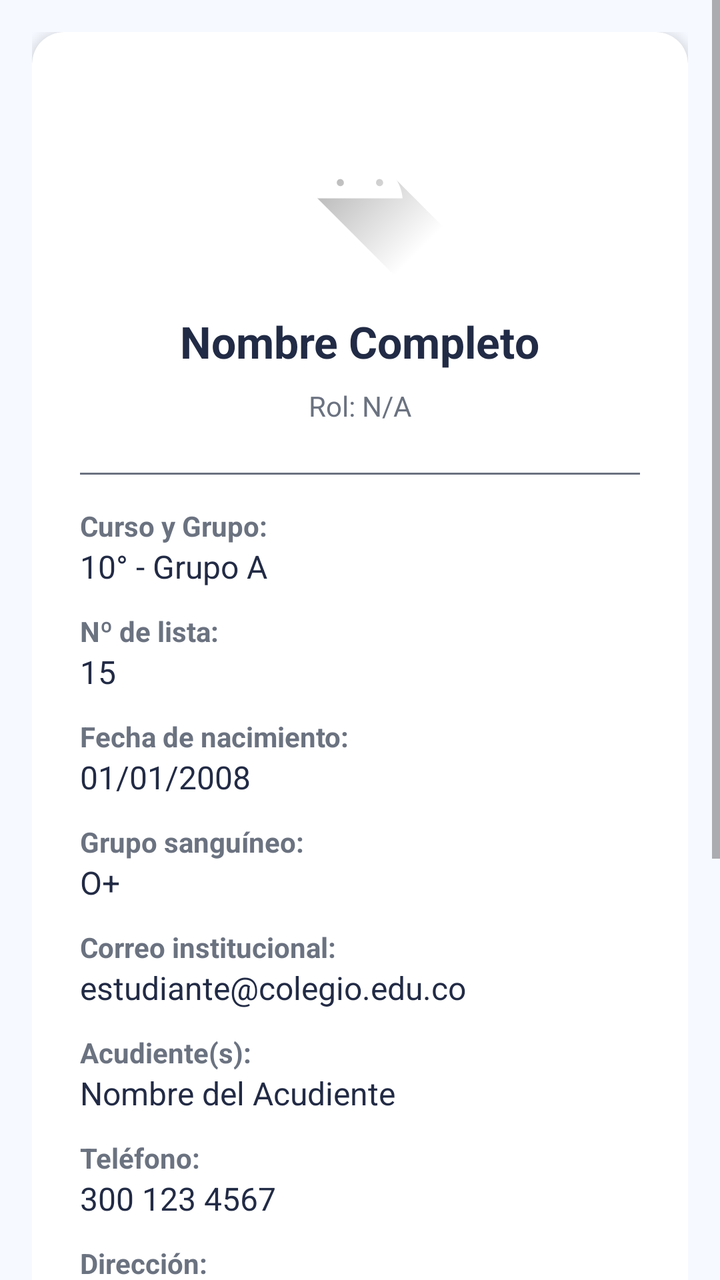
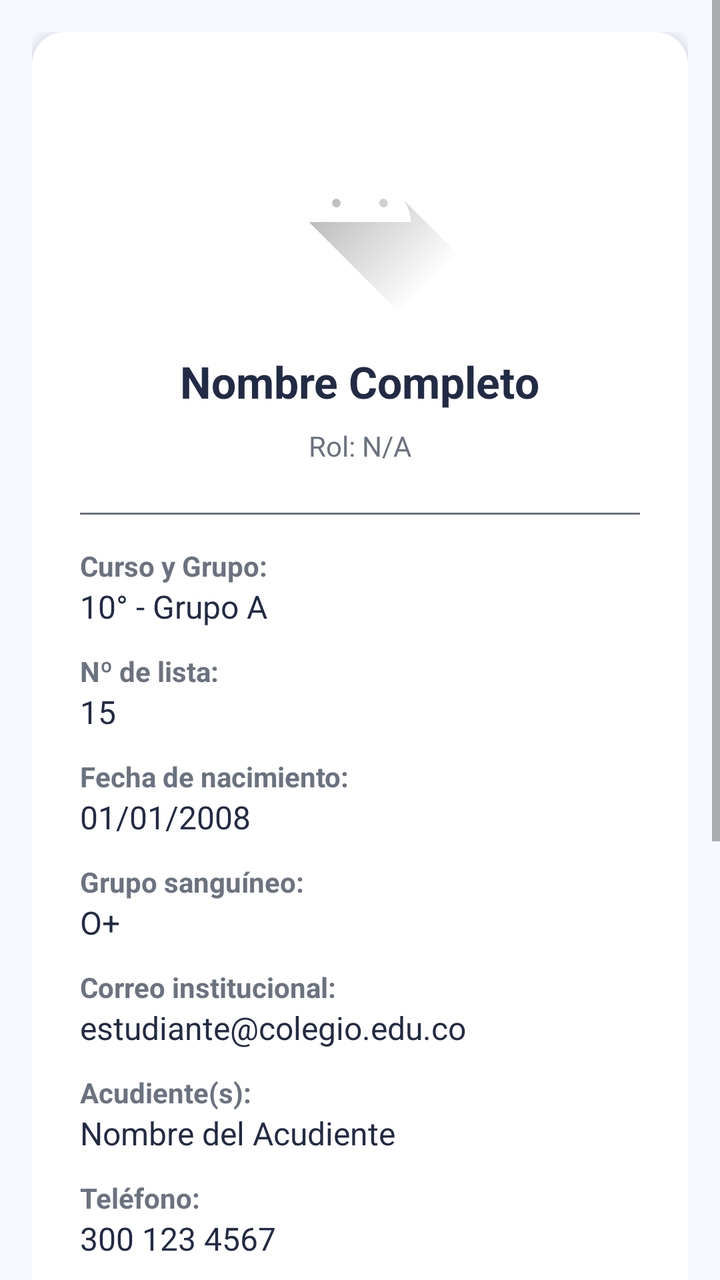

An Android layout rendered at two revisions. The XML below is the earlier revision; the diff shows what the commit changed to produce the second picture.
<!-- AndroidManifest.xml: application theme Theme.Appcolegios -->
<!-- res/layout/activity_profile.xml -->
<?xml version="1.0" encoding="utf-8"?>
<ScrollView xmlns:android="http://schemas.android.com/apk/res/android"
    xmlns:app="http://schemas.android.com/apk/res-auto"
    android:layout_width="match_parent"
    android:layout_height="match_parent"
    android:background="@color/background"
    android:fillViewport="true">

    <LinearLayout
        android:orientation="vertical"
        android:layout_width="match_parent"
        android:layout_height="wrap_content"
        android:padding="16dp">

        
        <com.google.android.material.card.MaterialCardView
            android:id="@+id/academicCard"
            android:layout_width="match_parent"
            android:layout_height="wrap_content"
            app:cardBackgroundColor="@color/surface"
            app:cardElevation="4dp"
            app:cardCornerRadius="16dp"
            android:layout_marginBottom="16dp">

            <LinearLayout
                android:orientation="vertical"
                android:layout_width="match_parent"
                android:layout_height="wrap_content"
                android:padding="24dp">

                
                <ImageView
                    android:id="@+id/profileImage"
                    android:layout_width="100dp"
                    android:layout_height="100dp"
                    android:layout_gravity="center"
                    android:src="@drawable/ic_launcher_foreground"
                    android:contentDescription="@string/foto_perfil_cd"
                    android:layout_marginBottom="16dp" />

                
                <TextView
                    android:id="@+id/nameText"
                    android:layout_width="wrap_content"
                    android:layout_height="wrap_content"
                    android:text="@string/name"
                    android:textSize="22sp"
                    android:textStyle="bold"
                    android:textColor="@color/on_surface"
                    android:layout_gravity="center"
                    android:layout_marginBottom="8dp" />

                
                <TextView
                    android:id="@+id/roleText"
                    android:layout_width="wrap_content"
                    android:layout_height="wrap_content"
                    android:text="@string/role_na"
                    android:textColor="@color/on_surface_variant"
                    android:textSize="14sp"
                    android:layout_gravity="center"
                    android:layout_marginBottom="8dp" />

                <View
                    android:layout_width="match_parent"
                    android:layout_height="1dp"
                    android:background="@color/on_surface_variant"
                    android:layout_marginVertical="16dp" />

                
                <TextView
                    android:layout_width="wrap_content"
                    android:layout_height="wrap_content"
                    android:text="@string/curso_y_grupo"
                    android:textStyle="bold"
                    android:textColor="@color/on_surface_variant"
                    android:textSize="14sp" />

                <TextView
                    android:id="@+id/courseText"
                    android:layout_width="wrap_content"
                    android:layout_height="wrap_content"
                    android:text="@string/sample_course_group"
                    android:textColor="@color/on_surface"
                    android:textSize="16sp"
                    android:layout_marginBottom="12dp" />

                <TextView
                    android:layout_width="wrap_content"
                    android:layout_height="wrap_content"
                    android:text="@string/numero_lista"
                    android:textStyle="bold"
                    android:textColor="@color/on_surface_variant"
                    android:textSize="14sp" />

                <TextView
                    android:id="@+id/listNumberText"
                    android:layout_width="wrap_content"
                    android:layout_height="wrap_content"
                    android:text="@string/sample_list_number"
                    android:textColor="@color/on_surface"
                    android:textSize="16sp"
                    android:layout_marginBottom="12dp" />

                <TextView
                    android:layout_width="wrap_content"
                    android:layout_height="wrap_content"
                    android:text="@string/fecha_nacimiento_label"
                    android:textStyle="bold"
                    android:textColor="@color/on_surface_variant"
                    android:textSize="14sp" />

                <TextView
                    android:id="@+id/birthdateText"
                    android:layout_width="wrap_content"
                    android:layout_height="wrap_content"
                    android:text="@string/sample_birthdate"
                    android:textColor="@color/on_surface"
                    android:textSize="16sp"
                    android:layout_marginBottom="12dp" />

                <TextView
                    android:layout_width="wrap_content"
                    android:layout_height="wrap_content"
                    android:text="@string/grupo_sanguineo_label"
                    android:textStyle="bold"
                    android:textColor="@color/on_surface_variant"
                    android:textSize="14sp" />

                <TextView
                    android:id="@+id/bloodTypeText"
                    android:layout_width="wrap_content"
                    android:layout_height="wrap_content"
                    android:text="@string/sample_blood_type"
                    android:textColor="@color/on_surface"
                    android:textSize="16sp"
                    android:layout_marginBottom="12dp" />

                <TextView
                    android:layout_width="wrap_content"
                    android:layout_height="wrap_content"
                    android:text="@string/correo_institucional_full"
                    android:textStyle="bold"
                    android:textColor="@color/on_surface_variant"
                    android:textSize="14sp" />

                <TextView
                    android:id="@+id/emailText"
                    android:layout_width="wrap_content"
                    android:layout_height="wrap_content"
                    android:text="@string/sample_email"
                    android:textColor="@color/on_surface"
                    android:textSize="16sp"
                    android:layout_marginBottom="12dp" />

                <TextView
                    android:layout_width="wrap_content"
                    android:layout_height="wrap_content"
                    android:text="@string/acudiente_label"
                    android:textStyle="bold"
                    android:textColor="@color/on_surface_variant"
                    android:textSize="14sp" />

                <TextView
                    android:id="@+id/guardianText"
                    android:layout_width="wrap_content"
                    android:layout_height="wrap_content"
                    android:text="@string/sample_guardian"
                    android:textColor="@color/on_surface"
                    android:textSize="16sp"
                    android:layout_marginBottom="12dp" />

                <TextView
                    android:layout_width="wrap_content"
                    android:layout_height="wrap_content"
                    android:text="@string/telefono_label"
                    android:textStyle="bold"
                    android:textColor="@color/on_surface_variant"
                    android:textSize="14sp" />

                <TextView
                    android:id="@+id/phoneText"
                    android:layout_width="wrap_content"
                    android:layout_height="wrap_content"
                    android:text="@string/sample_phone"
                    android:textColor="@color/on_surface"
                    android:textSize="16sp"
                    android:layout_marginBottom="12dp" />

                <TextView
                    android:layout_width="wrap_content"
                    android:layout_height="wrap_content"
                    android:text="@string/direccion_label"
                    android:textStyle="bold"
                    android:textColor="@color/on_surface_variant"
                    android:textSize="14sp" />

                <TextView
                    android:id="@+id/addressText"
                    android:layout_width="wrap_content"
                    android:layout_height="wrap_content"
                    android:text="@string/sample_address"
                    android:textColor="@color/on_surface"
                    android:textSize="16sp"
                    android:layout_marginBottom="12dp" />

                <TextView
                    android:layout_width="wrap_content"
                    android:layout_height="wrap_content"
                    android:text="@string/eps_full"
                    android:textStyle="bold"
                    android:textColor="@color/on_surface_variant"
                    android:textSize="14sp" />

                <TextView
                    android:id="@+id/epsText"
                    android:layout_width="wrap_content"
                    android:layout_height="wrap_content"
                    android:text="@string/sample_eps"
                    android:textColor="@color/on_surface"
                    android:textSize="16sp"
                    android:layout_marginBottom="12dp" />

                <TextView
                    android:layout_width="wrap_content"
                    android:layout_height="wrap_content"
                    android:text="@string/estado_matricula_full"
                    android:textStyle="bold"
                    android:textColor="@color/on_surface_variant"
                    android:textSize="14sp" />

                <TextView
                    android:id="@+id/enrollmentStatusText"
                    android:layout_width="wrap_content"
                    android:layout_height="wrap_content"
                    android:text="@string/sample_enrollment_status"
                    android:textColor="@color/on_surface"
                    android:textSize="16sp"
                    android:layout_marginBottom="12dp" />

                <TextView
                    android:layout_width="wrap_content"
                    android:layout_height="wrap_content"
                    android:text="@string/promedio_label"
                    android:textStyle="bold"
                    android:textColor="@color/on_surface_variant"
                    android:textSize="14sp" />

                <TextView
                    android:id="@+id/averageText"
                    android:layout_width="wrap_content"
                    android:layout_height="wrap_content"
                    android:text="@string/sample_average"
                    android:textColor="@color/primary"
                    android:textSize="20sp"
                    android:textStyle="bold"
                    android:layout_marginBottom="12dp" />

            </LinearLayout>
        </com.google.android.material.card.MaterialCardView>

        
        <com.google.android.material.card.MaterialCardView
            android:id="@+id/parentCard"
            android:layout_width="match_parent"
            android:layout_height="wrap_content"
            app:cardBackgroundColor="@color/surface"
            app:cardElevation="4dp"
            app:cardCornerRadius="16dp"
            android:layout_marginBottom="16dp"
            android:visibility="gone">

            <LinearLayout
                android:orientation="vertical"
                android:layout_width="match_parent"
                android:layout_height="wrap_content"
                android:padding="16dp">

                <TextView
                    android:layout_width="wrap_content"
                    android:layout_height="wrap_content"
                    android:text="@string/parent_selected_child"
                    android:textStyle="bold"
                    android:textColor="@color/on_surface_variant"
                    android:textSize="14sp" />

                <LinearLayout
                    android:layout_width="match_parent"
                    android:layout_height="wrap_content"
                    android:orientation="horizontal"
                    android:gravity="center_vertical"
                    android:layout_marginTop="8dp">

                    <TextView
                        android:id="@+id/parentChildText"
                        android:layout_width="0dp"
                        android:layout_height="wrap_content"
                        android:layout_weight="1"
                        android:text="@string/no_children"
                        android:textColor="@color/on_surface"
                        android:textSize="16sp" />

                    <Button
                        android:id="@+id/selectChildButton"
                        android:layout_width="wrap_content"
                        android:layout_height="wrap_content"
                        android:text="@string/select" />
                </LinearLayout>

                <View android:layout_width="match_parent" android:layout_height="8dp" />

                <TextView
                    android:layout_width="wrap_content"
                    android:layout_height="wrap_content"
                    android:text="@string/parent_email_label"
                    android:textStyle="bold"
                    android:textColor="@color/on_surface_variant"
                    android:textSize="14sp" />

                <TextView
                    android:id="@+id/parentEmailText"
                    android:layout_width="match_parent"
                    android:layout_height="wrap_content"
                    android:text="@string/sample_email"
                    android:textColor="@color/on_surface"
                    android:textSize="16sp"
                    android:layout_marginBottom="8dp" />

                <TextView
                    android:layout_width="wrap_content"
                    android:layout_height="wrap_content"
                    android:text="@string/telefono_label"
                    android:textStyle="bold"
                    android:textColor="@color/on_surface_variant"
                    android:textSize="14sp" />

                <LinearLayout
                    android:layout_width="match_parent"
                    android:layout_height="wrap_content"
                    android:orientation="horizontal"
                    android:gravity="center_vertical"
                    android:layout_marginTop="8dp">

                    <EditText
                        android:id="@+id/parentPhoneEdit"
                        android:layout_width="0dp"
                        android:layout_height="wrap_content"
                        android:layout_weight="1"
                        android:inputType="phone"
                        android:hint="@string/hint_parent_phone"
                        android:autofillHints="phone" />

                    <Button
                        android:id="@+id/saveParentPhoneButton"
                        android:layout_width="wrap_content"
                        android:layout_height="wrap_content"
                        android:text="@string/save" />
                </LinearLayout>

                <View android:layout_width="match_parent" android:layout_height="12dp" />

                <Button
                    android:id="@+id/addInfoButton"
                    android:layout_width="match_parent"
                    android:layout_height="56dp"
                    android:text="@string/add_information"
                    android:backgroundTint="@color/primary" />

            </LinearLayout>
        </com.google.android.material.card.MaterialCardView>

        
        <com.google.android.material.button.MaterialButton
            android:id="@+id/academicInfoButton"
            android:layout_width="match_parent"
            android:layout_height="60dp"
            android:text="@string/my_academic_information"
            android:textSize="16sp"
            app:backgroundTint="@color/primary"
            app:cornerRadius="12dp"
            app:elevation="2dp" />

    </LinearLayout>
</ScrollView>
<!-- resources referenced by this layout -->
<resources>
  <color name="background">#F6F9FF</color>
  <color name="on_surface">#222B45</color>
  <color name="on_surface_variant">#6B7280</color>
  <color name="primary">#2D8CF0</color>
  <color name="surface">#FFFFFFFF</color>
  <string name="acudiente_label">Acudiente(s):</string>
  <string name="add_information">Agregar información</string>
  <string name="correo_institucional_full">Correo institucional:</string>
  <string name="curso_y_grupo">Curso y Grupo:</string>
  <string name="direccion_label">Dirección:</string>
  <string name="eps_full">EPS:</string>
  <string name="estado_matricula_full">Estado de matrícula:</string>
  <string name="fecha_nacimiento_label">Fecha de nacimiento:</string>
  <string name="foto_perfil_cd">Foto de perfil</string>
  <string name="grupo_sanguineo_label">Grupo sanguíneo:</string>
  <string name="hint_parent_phone">Ingresa tu teléfono</string>
  <string name="my_academic_information">Mi información académica</string>
  <string name="name">Nombre Completo</string>
  <string name="no_children">(sin hijos)</string>
  <string name="numero_lista">Nº de lista:</string>
  <string name="parent_email_label">Correo (no editable)</string>
  <string name="parent_selected_child">Hijo seleccionado</string>
  <string name="promedio_label">Promedio:</string>
  <string name="role_na">Rol: N/A</string>
  <string name="sample_address">Calle 123 #45–67</string>
  <string name="sample_average">4.5</string>
  <string name="sample_birthdate">01/01/2008</string>
  <string name="sample_blood_type">O+</string>
  <string name="sample_course_group">10° - Grupo A</string>
  <string name="sample_email">estudiante@colegio.edu.co</string>
  <string name="sample_enrollment_status">Activo</string>
  <string name="sample_eps">EPS Salud</string>
  <string name="sample_guardian">Nombre del Acudiente</string>
  <string name="sample_list_number">15</string>
  <string name="sample_phone">300 123 4567</string>
  <string name="save">Guardar</string>
  <string name="select">Seleccionar</string>
  <string name="telefono_label">Teléfono:</string>
  <color name="primary_dark">#1B6FD6</color>
  <color name="on_primary">#FFFFFFFF</color>
  <color name="secondary">#46B3FF</color>
  <color name="secondary_dark">#1B6FD6</color>
  <color name="on_secondary">#FFFFFFFF</color>
  <color name="error">#EF4444</color>
  <color name="on_error">#FFFFFF</color>
  <style name="Widget.App.AnimatedButton" parent="Widget.MaterialComponents.Button">
          <item name="android:insetLeft">16dp</item>
          <item name="android:insetRight">16dp</item>
          <item name="cornerRadius">16dp</item>
          <item name="android:paddingTop">12dp</item>
          <item name="android:paddingBottom">12dp</item>
          <item name="android:stateListAnimator">?attr/selectableItemBackgroundBorderless</item>
      </style>
  <style name="ShapeAppearance.App.MediumComponent" parent="ShapeAppearance.MaterialComponents.MediumComponent">
          <item name="cornerFamily">rounded</item>
          <item name="cornerSize">16dp</item>
      </style>
  <!-- unchanged entries left out for length: 2 -->
</resources>

<!-- the commit's change to res/layout/activity_profile.xml (unified diff, before → after) -->
@@ -31,12 +31,15 @@
                 
                 <ImageView
                     android:id="@+id/profileImage"
-                    android:layout_width="100dp"
-                    android:layout_height="100dp"
+                    android:layout_width="120dp"
+                    android:layout_height="120dp"
                     android:layout_gravity="center"
                     android:src="@drawable/ic_launcher_foreground"
                     android:contentDescription="@string/foto_perfil_cd"
-                    android:layout_marginBottom="16dp" />
+                    android:layout_marginBottom="16dp"
+                    android:background="@drawable/circle_bg"
+                    android:scaleType="centerCrop"
+                    android:clipToOutline="true" />
 
                 
                 <TextView
<!-- resource entries referenced after the edit -->
@@ -5,6 +5,13 @@
   <color name="on_surface_variant">#6B7280</color>
   <color name="primary">#2D8CF0</color>
   <color name="surface">#FFFFFFFF</color>
+  <!-- drawable circle_bg (drawable) -->
+  <?xml version="1.0" encoding="utf-8"?>
+  <shape xmlns:android="http://schemas.android.com/apk/res/android"
+      android:shape="oval">
+      <size android:width="120dp" android:height="120dp" />
+      <solid android:color="@color/surface" />
+  </shape>
   <string name="acudiente_label">Acudiente(s):</string>
   <string name="add_information">Agregar información</string>
   <string name="correo_institucional_full">Correo institucional:</string>
